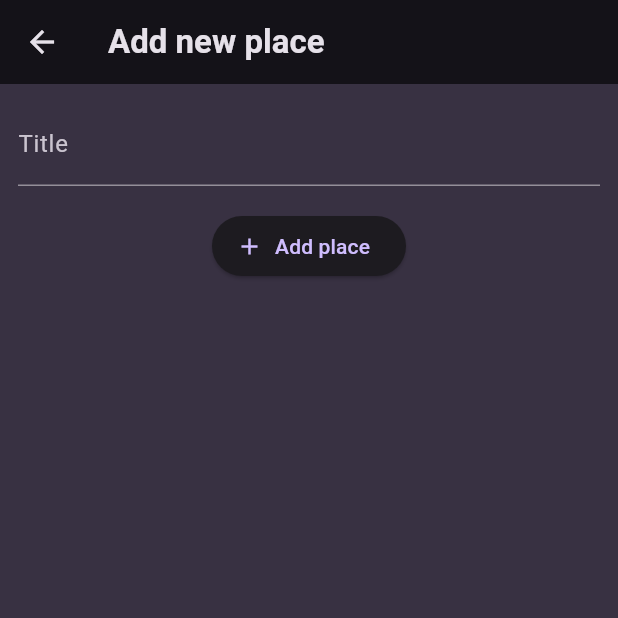
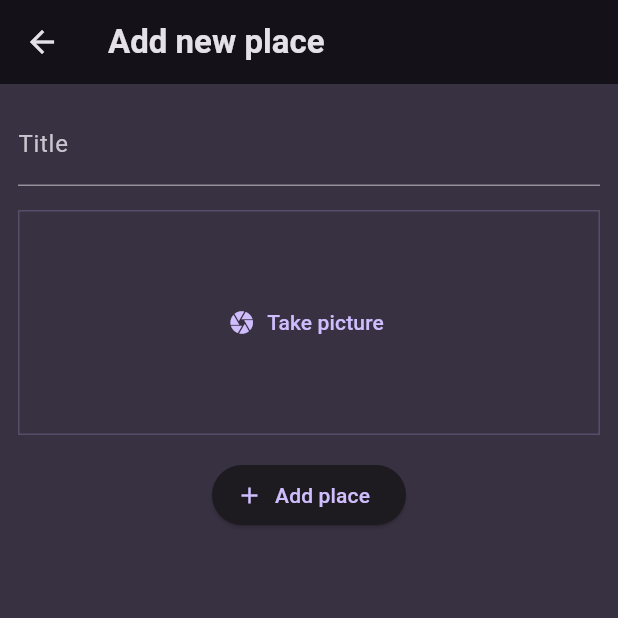
Before and after one commit to sidratulpunno/FavoritePlacesFlutter, a Flutter app: the AddPlaceScreen screen opened directly, on a phone screen of 412 x 824 dp, the top half of it. Run offline on Flutter 3.47's test engine with Material 3 defaults, Android fonts, the phone set to English and light mode, and no system bars; our stand-ins replace flutter_riverpod, google_fonts.

Commit message:
Added image picker button

```diff
--- a/lib/screens/add_place.dart
+++ b/lib/screens/add_place.dart
@@ -1,4 +1,5 @@
 import 'package:favorite_places/providers/user_places.dart';
+import 'package:favorite_places/widgets/image_input.dart';
 import 'package:flutter/material.dart';
 import 'package:flutter_riverpod/flutter_riverpod.dart';
 
@@ -49,6 +50,10 @@ class _AddPlaceScreenState extends ConsumerState<AddPlaceScreen> {
             const SizedBox(
               height: 16,
             ),
+            ImageInput(),
+            const SizedBox(
+              height: 16,
+            ),
             ElevatedButton.icon(
               onPressed: _savePlace,
               icon: const Icon(Icons.add),
--- /dev/null
+++ b/lib/widgets/image_input.dart
@@ -0,0 +1,34 @@
+import 'package:flutter/material.dart';
+
+class ImageInput extends StatefulWidget {
+  const ImageInput({super.key});
+
+  @override
+  State<StatefulWidget> createState() {
+    return _ImageInputState();
+  }
+}
+
+class _ImageInputState extends State<ImageInput> {
+  void _takePicture() {}
+
+  @override
+  Widget build(BuildContext context) {
+    return Container(
+      decoration: BoxDecoration(
+        border: Border.all(
+          width: 1,
+          color: Theme.of(context).colorScheme.primary.withOpacity(.2),
+        ),
+      ),
+      height: 150,
+      width: double.infinity,
+      alignment: Alignment.center,
+      child: TextButton.icon(
+        icon: const Icon(Icons.camera),
+        label: const Text('Take picture'),
+        onPressed: _takePicture,
+      ),
+    );
+  }
+}
```
